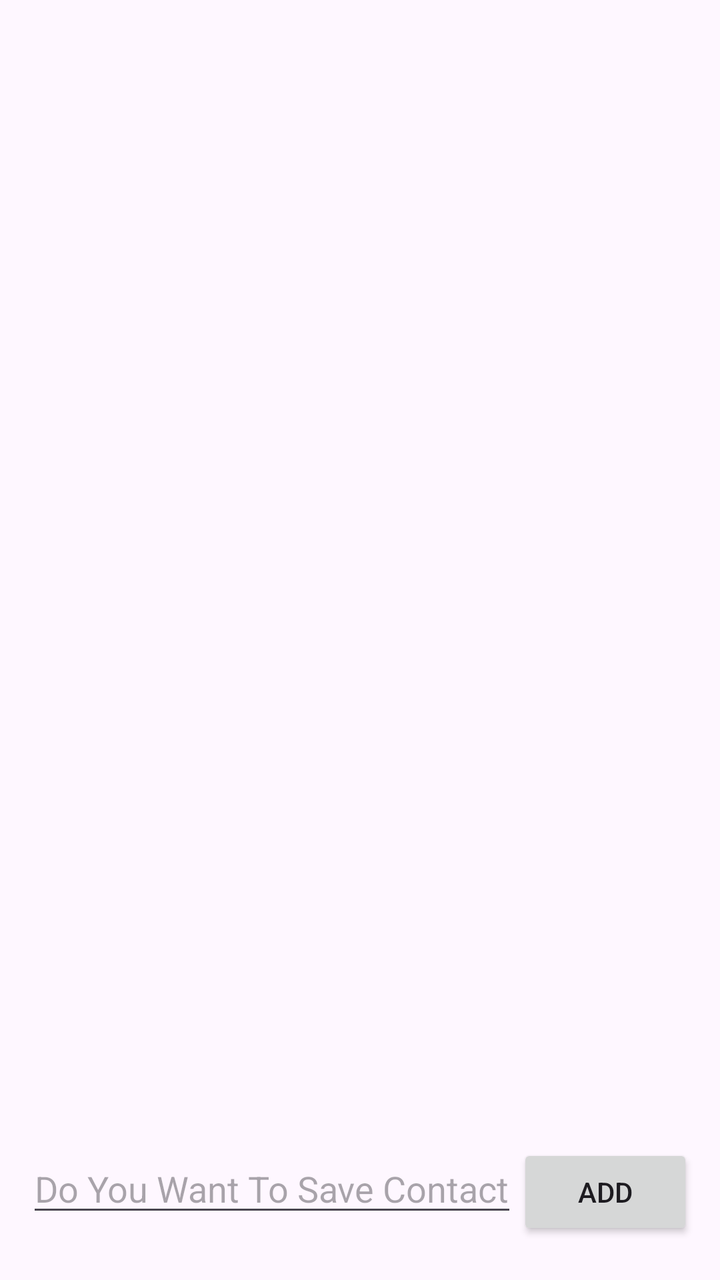
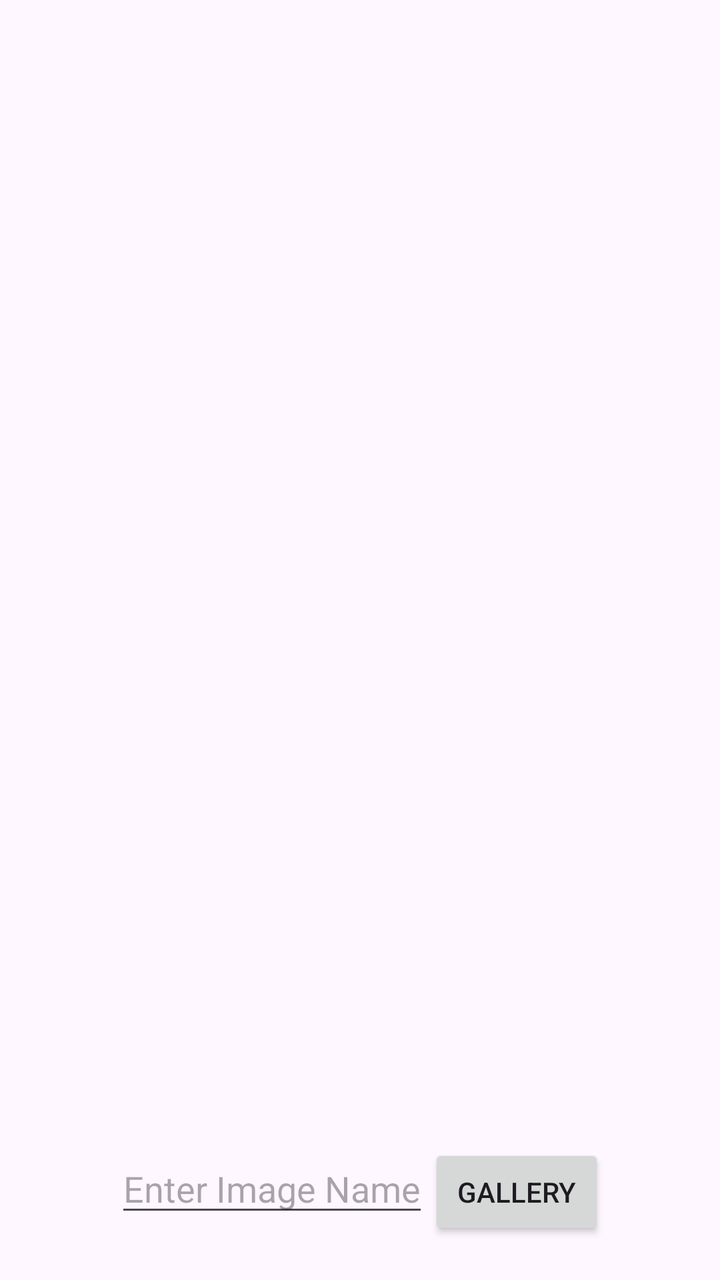

Two renders of the same Android screen: before a commit and after it. Below are the layout's source before the change and the commit's diff.
<!-- AndroidManifest.xml: application theme Theme.Gallerysyncapp -->
<!-- res/layout/activity_recycler_view.xml -->
<?xml version="1.0" encoding="utf-8"?>
<androidx.constraintlayout.widget.ConstraintLayout xmlns:android="http://schemas.android.com/apk/res/android"
    xmlns:app="http://schemas.android.com/apk/res-auto"
    xmlns:tools="http://schemas.android.com/tools"
    android:id="@+id/main"
    android:layout_width="match_parent"
    android:layout_height="match_parent"
    tools:context=".screens.recyclerView.RecyclerView">

    <androidx.recyclerview.widget.RecyclerView
        android:id="@+id/recy_id"
        android:layout_width="405dp"
        android:layout_height="640dp"
        app:layout_constraintEnd_toEndOf="parent"
        app:layout_constraintBottom_toTopOf="@+id/linearId"
        app:layout_constraintStart_toStartOf="parent"
        app:layout_constraintTop_toTopOf="parent"
        app:layout_constraintVertical_bias="0.0">

    </androidx.recyclerview.widget.RecyclerView>
    <androidx.appcompat.widget.LinearLayoutCompat
        android:layout_width="wrap_content"
        android:layout_height="wrap_content"
        android:id="@+id/linearId"
        android:layout_margin="20.dp"
        android:orientation="horizontal"
        app:layout_constraintStart_toStartOf="parent"
        app:layout_constraintEnd_toEndOf="parent"
        app:layout_constraintBottom_toBottomOf="parent"
        >


    <androidx.appcompat.widget.AppCompatEditText
        android:layout_width="wrap_content"
        android:layout_height="wrap_content"
        android:id="@+id/et_id"
        android:hint="@string/SaveContact"
        />
        <androidx.appcompat.widget.AppCompatButton
            android:layout_width="wrap_content"
            android:layout_height="wrap_content"
            android:text="@string/add"
            android:id="@+id/add"

            />
    </androidx.appcompat.widget.LinearLayoutCompat>





</androidx.constraintlayout.widget.ConstraintLayout>
<!-- resources referenced by this layout -->
<resources>
  <string name="SaveContact">Do You Want To Save Contact</string>
  <string name="add">Add</string>
  <style name="Theme.Gallerysyncapp" parent="Base.Theme.Gallerysyncapp" />
  <style name="Base.Theme.Gallerysyncapp" parent="Theme.Material3.DayNight.NoActionBar">
          
          
      </style>
</resources>

<!-- the commit's change to res/layout/activity_recycler_view.xml (unified diff, before → after) -->
@@ -18,6 +18,7 @@
         app:layout_constraintVertical_bias="0.0">
 
     </androidx.recyclerview.widget.RecyclerView>
+
     <androidx.appcompat.widget.LinearLayoutCompat
         android:layout_width="wrap_content"
         android:layout_height="wrap_content"
@@ -34,12 +35,12 @@
         android:layout_width="wrap_content"
         android:layout_height="wrap_content"
         android:id="@+id/et_id"
-        android:hint="@string/SaveContact"
+        android:hint="@string/edit_img"
         />
         <androidx.appcompat.widget.AppCompatButton
             android:layout_width="wrap_content"
             android:layout_height="wrap_content"
-            android:text="@string/add"
+            android:text="@string/gal_"
             android:id="@+id/add"
 
             />
<!-- resource entries referenced after the edit -->
@@ -1,7 +1,7 @@
 <!-- resources referenced by this layout -->
 <resources>
-  <string name="SaveContact">Do You Want To Save Contact</string>
-  <string name="add">Add</string>
+  <string name="edit_img">Enter Image Name</string>a
+  <string name="gal_">Gallery</string>
   <style name="Theme.Gallerysyncapp" parent="Base.Theme.Gallerysyncapp" />
   <style name="Base.Theme.Gallerysyncapp" parent="Theme.Material3.DayNight.NoActionBar">
           
